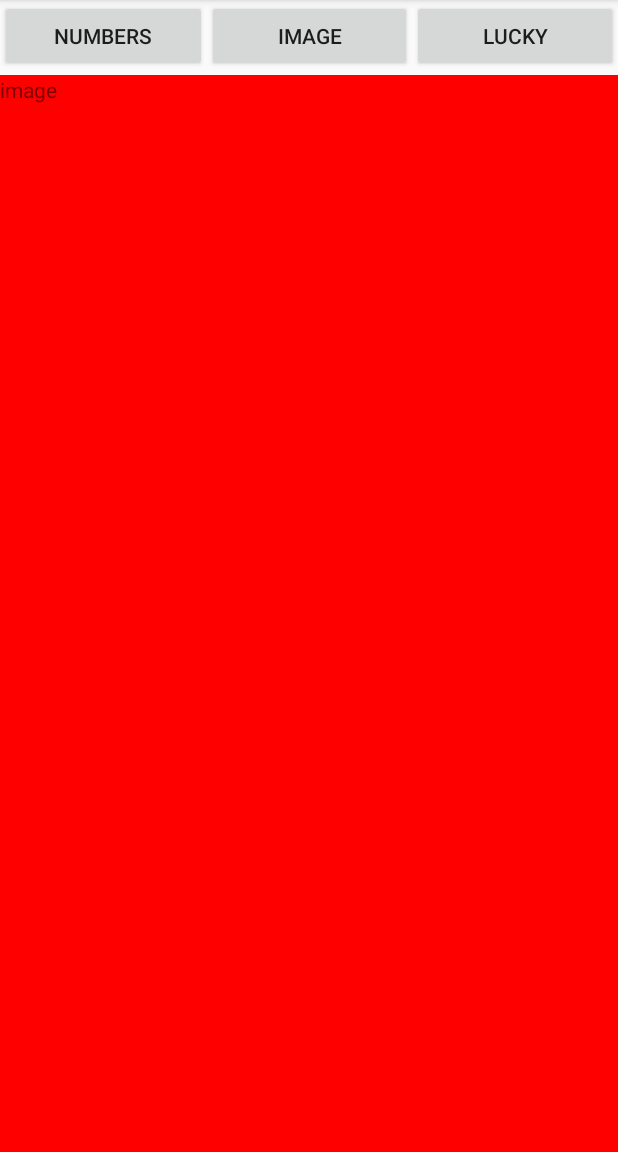
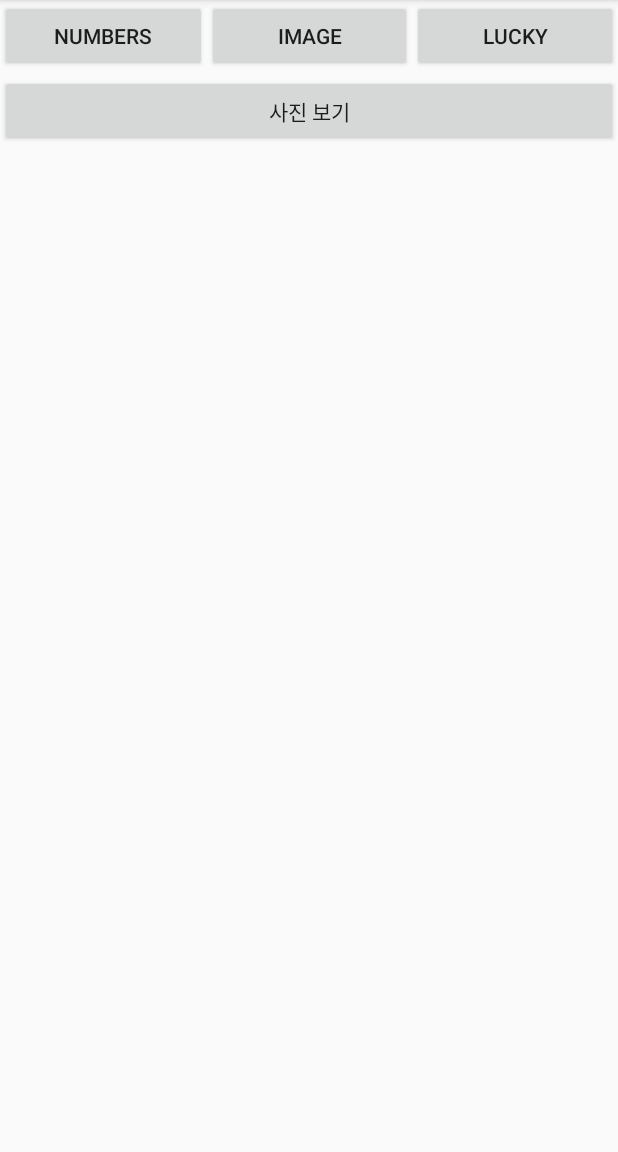
Before and after one commit to WLX-happiness/chachago, an Android app: the screen it shows after launch (MainActivity), after a tap on "IMAGE", on a phone screen of 412 x 824 dp, the part 84-1236 px from its top. Run offline under Robolectric (Android 15) with nearby library versions, the phone set to English and light mode, and no system bars.

Commit message:
conflict 해결

```diff
--- a/app/src/main/java/com/frag/q/frag/Fragment/FragmentB.java
+++ b/app/src/main/java/com/frag/q/frag/Fragment/FragmentB.java
@@ -1,16 +1,52 @@
 package com.frag.q.frag.Fragment;
 
+import android.content.Context;
+import android.content.Intent;
 import android.os.Bundle;
+import android.support.annotation.NonNull;
+import android.support.annotation.Nullable;
 import android.support.v4.app.Fragment;
+import android.support.v7.app.AlertDialog;
 import android.view.LayoutInflater;
 import android.view.View;
 import android.view.ViewGroup;
+import android.widget.BaseAdapter;
+import android.widget.Button;
+import android.widget.GridView;
+import android.widget.ImageView;
+import android.widget.ListAdapter;
 
+
+import com.frag.q.frag.GalleryActivity;
+import com.frag.q.frag.MainActivity;
+import com.frag.q.frag.NameActivity;
+import com.frag.q.frag.NickNameActivity;
 import com.frag.q.frag.R;
 
 public class FragmentB extends Fragment {
+
+    Button button;
+
+    @Nullable
     @Override
-    public View onCreateView(LayoutInflater inflater, ViewGroup container, Bundle savedInstanceState){
-        return inflater.inflate(R.layout.fragment_b, container, false);
+    public View onCreateView(@NonNull LayoutInflater inflater, @Nullable ViewGroup container, @Nullable Bundle savedInstanceState) {
+        View v = inflater.inflate(R.layout.fragment_b, container, false);
+
+        button = (Button) v.findViewById(R.id.button);
+        button.setOnClickListener(new View.OnClickListener() {
+            @Override
+            public void onClick(View view) {
+                Intent intent = new Intent(getActivity(), GalleryActivity.class);
+                startActivityForResult(intent, 100);
+            }
+        });
+
+        return v;
+    }
+
+    public static class MyGridAdapter {
+        public MyGridAdapter(GalleryActivity galleryActivity) {
+
+        }
     }
 }
--- a/app/src/main/res/layout/fragment_b.xml
+++ b/app/src/main/res/layout/fragment_b.xml
@@ -1,13 +1,12 @@
 <?xml version="1.0" encoding="utf-8"?>
-<android.support.constraint.ConstraintLayout
+<LinearLayout
     xmlns:android="http://schemas.android.com/apk/res/android" android:layout_width="match_parent"
     android:layout_height="match_parent">
 
-    <TextView
-        android:id="@+id/textView2"
-        android:layout_width="match_parent"
-        android:layout_height="match_parent"
-        android:text="image"
-        android:background="#ff0000"/>
-
-</android.support.constraint.ConstraintLayout>
+    <Button
+        android:id="@+id/button"
+        android:layout_width="wrap_content"
+        android:layout_height="wrap_content"
+        android:layout_weight="1"
+        android:text="사진 보기" />
+</LinearLayout>
```
Also changed, not shown: app/src/main/AndroidManifest.xml (+7 -0 lines), app/src/main/java/com/frag/q/frag/GalleryActivity.java (added, +118 -0 lines), app/src/main/java/com/frag/q/frag/WebActivity.java (added, +56 -0 lines), app/src/main/res/layout/activity_gallery.xml (added, +16 -0 lines), app/src/main/res/layout/activity_web.xml (added, +43 -0 lines), app/src/main/res/layout/dialog.xml (added, +12 -0 lines), app/src/main/res/drawable/chrysanthemum.jpg (added), app/src/main/res/drawable/desert.jpg (added), app/src/main/res/drawable/hydranges.jpg (added), app/src/main/res/drawable/jellyfish.jpg (added), app/src/main/res/drawable/koala.jpg (added), app/src/main/res/drawable/lighthouse.jpg (added), app/src/main/res/drawable/penguins.jpg (added), app/src/main/res/drawable/tulips.jpg (added), 262 other files.
